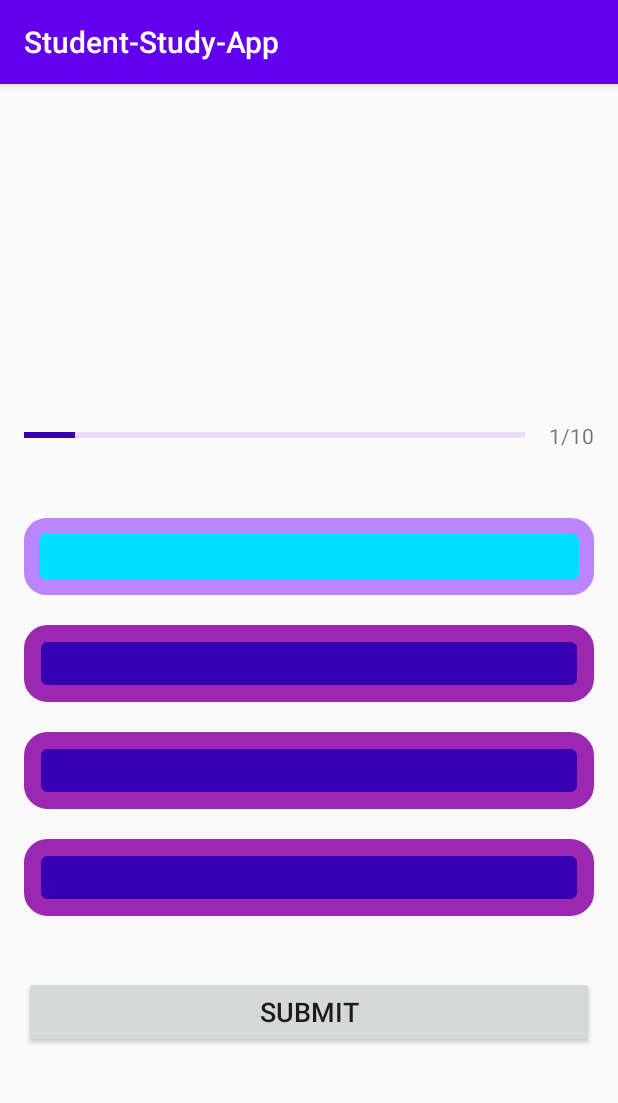
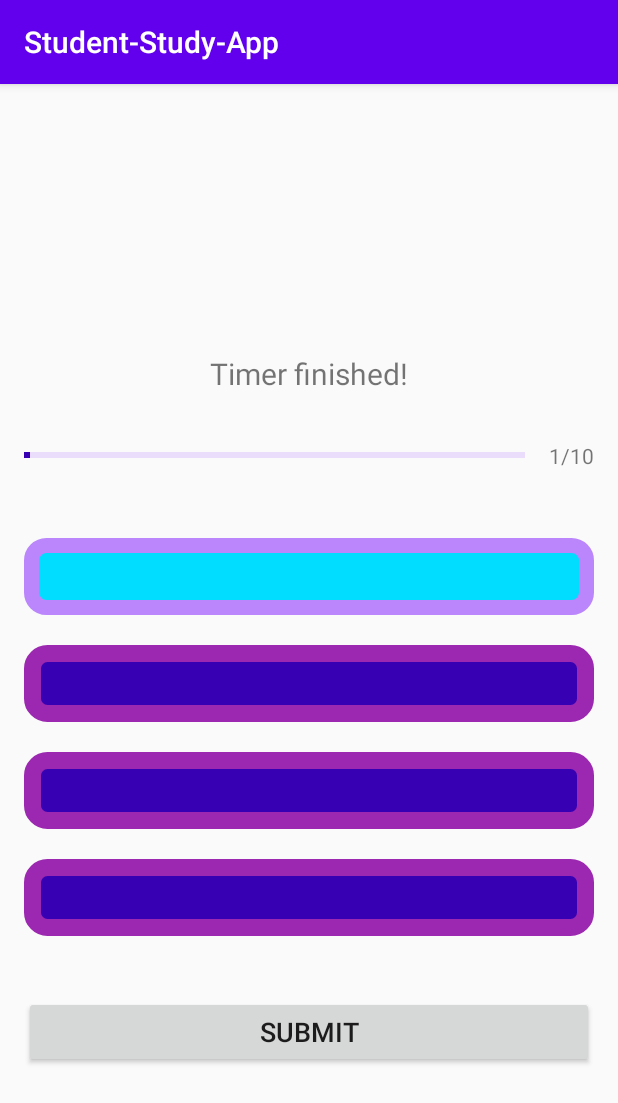
Before and after one commit to iMCode1/Student-Study-App, an Android app built with Jetpack Compose: the screen it shows after launch (QuizQuestionActivity), after a tap on an icon or button, on a phone screen of 412 x 824 dp. Shown: the top 1103 px of the screen. Run offline under Robolectric (Android 15) with nearby library versions, the phone set to English and light mode, and no system bars; 4 statements that could not run were skipped.

Commit message:
Timer experiment
Timer added to project

```diff
--- a/app/src/main/java/com/example/student_study_app/QuizQuestionActivity.kt
+++ b/app/src/main/java/com/example/student_study_app/QuizQuestionActivity.kt
@@ -16,6 +16,7 @@ import com.example.student_study_app.API.RetrofitInstance
 import com.example.student_study_app.databinding.ActivityMainBinding
 import com.example.student_study_app.models.QuizQuestionsAPI
 import android.graphics.Typeface
+import android.os.CountDownTimer
 import com.example.student_study_app.APIutils.QuizDisplayer
 import kotlinx.coroutines.launch
 
@@ -27,9 +28,8 @@ class QuizQuestionActivity:AppCompatActivity() {
     private var selectedAlternativeIndex = -1;
     private var isAnswerChecked = false;
     private var totalScore = 0;
-
+    private var tvQuizScore: TextView? =null
     private var tvQuestion: TextView? = null
-    private var ivImage: ImageView? = null
     private var progressBar: ProgressBar? = null
     private var tvProgress: TextView? = null
     private var btnSubmit: Button? = null
@@ -40,9 +40,9 @@ class QuizQuestionActivity:AppCompatActivity() {
         setContentView(R.layout.activity_quiz_questions)
         binding = ActivityMainBinding.inflate(layoutInflater)
         tvQuestion = findViewById(R.id.tvQuestion)
-        ivImage = findViewById(R.id.ivImage)
         progressBar = findViewById(R.id.progressBar)
         tvProgress = findViewById(R.id.tvProgress)
+        tvQuizScore = findViewById(R.id.tvScore)
         btnSubmit = findViewById(R.id.btnSubmit)
         tvAlternatives = arrayListOf(
             findViewById(R.id.optionOne),
@@ -51,12 +51,14 @@ class QuizQuestionActivity:AppCompatActivity() {
             findViewById(R.id.optionFour),
         )
         lifecycleScope.launch {
+            timer.start()
             try {
                 val response = RetrofitInstance.api.GetQuestions(3)
                 if (response.isSuccessful) {
                     response.body()?.let { products ->
                         questionsList = products
                     }
+
                     updateQuestion()
                 } else {
                     binding.textError.text = "Error: ${response.code()}"
@@ -132,11 +134,22 @@ class QuizQuestionActivity:AppCompatActivity() {
         }
 
     }
+    val timer = object : CountDownTimer(10000, 1000) {
+        override fun onTick(millisUntilFinished: Long) {
+            // Called every second
+            tvQuizScore?.text = (millisUntilFinished / 1000).toString()
+        }
 
+        override fun onFinish() {
+            // Called when the timer finishes
+            tvQuizScore?.text = "Timer finished!"
+        }
+    }
     //@SuppressLint("SetTextI18n")
     private fun updateQuestion() {//This function updates the onscreen quiz options
         defaultAlternativesView()
-
+        progressBar?.max = questionsList?.size!!
+      //  tvQuizScore?.text = "Score: $totalScore"
         // Render Question Text
         tvQuestion?.text = questionsList?.get(currentQuestionIndex)?.questionTitle
         // progressBar
--- a/app/src/main/res/layout/activity_quiz_questions.xml
+++ b/app/src/main/res/layout/activity_quiz_questions.xml
@@ -15,27 +15,28 @@
         android:paddingVertical="32dp"
         android:paddingHorizontal="16dp"
         >
+
         <TextView
             android:id="@+id/tvQuestion"
             android:layout_width="match_parent"
             android:layout_height="wrap_content"
+            android:layout_marginBottom="30dp"
+            android:paddingHorizontal="20dp"
             android:textAlignment="center"
-            tools:text="What does country this flag belongs to?"
+            android:textColor="#333333"
             android:textSize="28sp"
-            android:paddingHorizontal="20dp"
-            android:textColor="#333333"
-            android:layout_marginBottom="30dp"
-            />
+            tools:text="What does country this flag belongs to?" />
 
-        <ImageView
-            android:id="@+id/ivImage"
+        <TextView
+            android:id="@+id/tvScore"
             android:layout_width="wrap_content"
             android:layout_height="wrap_content"
             android:layout_gravity="center"
-            tools:src="@drawable/ic_flag_of_argentina"
             android:layout_marginBottom="16dp"
-            android:contentDescription="Quiz Image"
-            />
+            android:textAlignment="center"
+            android:textSize="20sp"
+            android:contentDescription="Quiz Score"
+            tools:text="Score 1" />
 
         <LinearLayout
             android:layout_width="match_parent"
@@ -48,7 +49,6 @@
                 android:layout_height="wrap_content"
                 android:layout_weight="1"
                 android:min="0"
-                android:max="10"
                 android:minHeight="50dp"
                 android:progress="1"
                 android:indeterminate="false"
```
